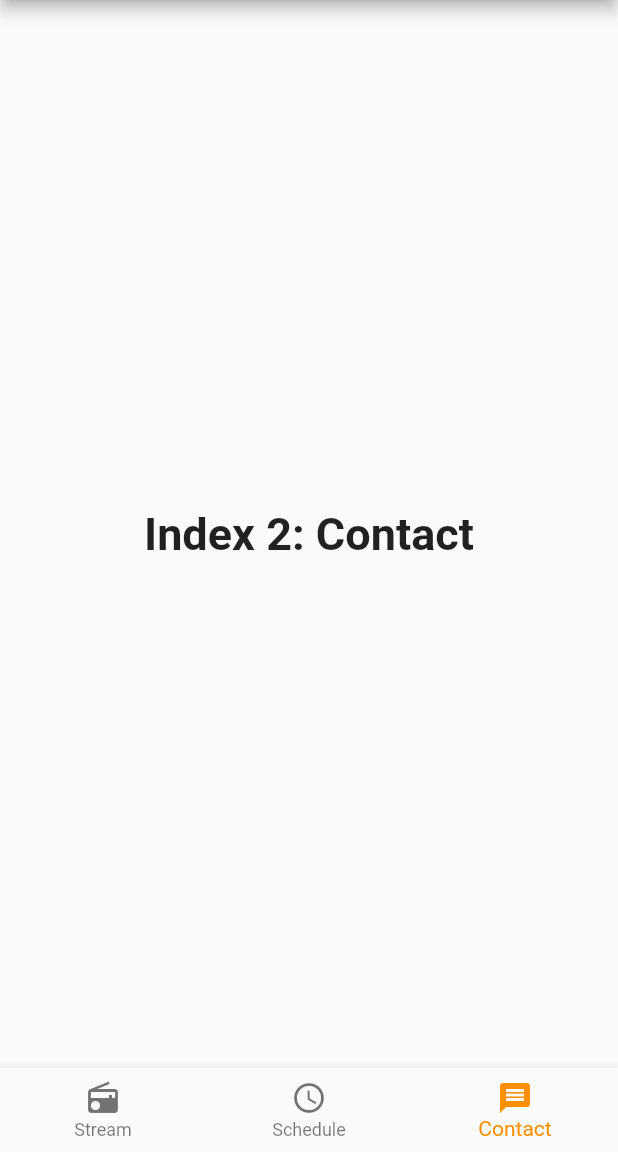
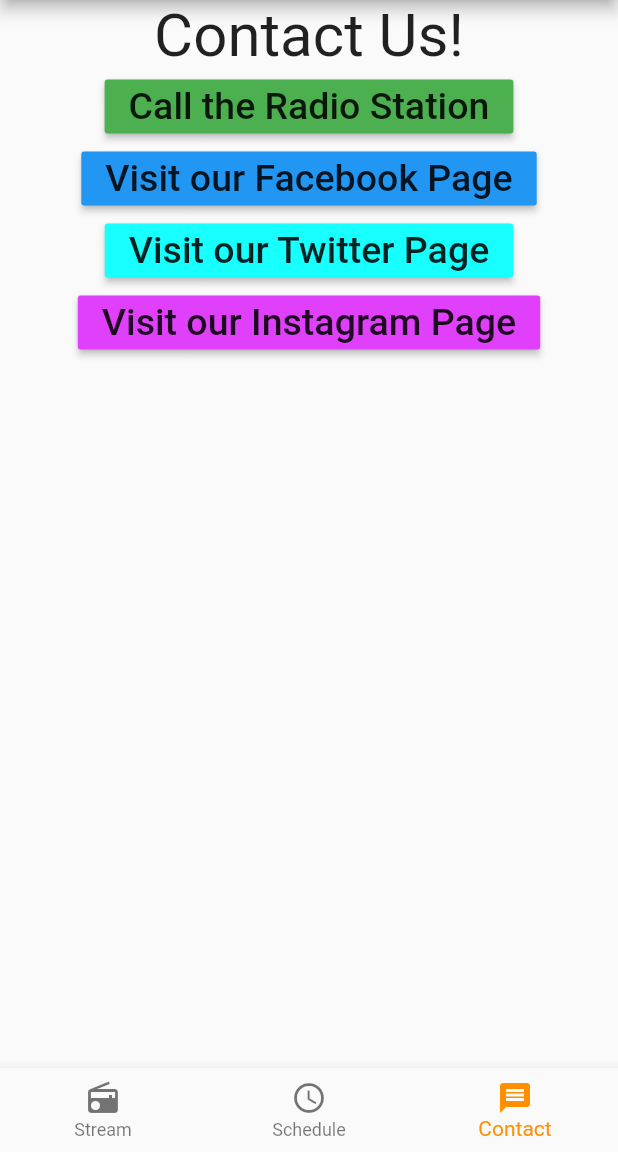
Before and after one commit to skuffed/WMUHAPP, a Flutter app: the screen it shows after launch, item 3 of the bottom bar chosen, on a phone screen of 412 x 824 dp, the part 84-1236 px from its top. Run offline on Flutter 3.47's test engine with Material 2 defaults, Android fonts, the phone set to English and light mode, and no system bars; our stand-ins replace just_audio.

Commit message:
Committing contacts

```diff
--- a/lib/main.dart
+++ b/lib/main.dart
@@ -10,6 +10,7 @@
 // bar items. The first one is selected.](https://flutter.github.io/assets-for-api-docs/assets/material/bottom_navigation_bar.png)
 
 import 'package:flutter/material.dart';
+import 'package:url_launcher/url_launcher.dart';
 
 import 'package:just_audio/just_audio.dart';
 
@@ -90,10 +91,31 @@ class _MyStatefulWidgetState extends State<MyStatefulWidget> {
       'Index 1: Schedule',
       style: optionStyle,
     ),
-    Text(
-      'Index 2: Contact',
-      style: optionStyle,
-    ),
+    Column(
+      children: <Widget> [
+        new Text("Contact Us!", style: TextStyle(fontSize: 40)),
+        new RaisedButton(
+        onPressed: () => launch("tel://4846643239"),
+        child: new Text("Call the Radio Station", style: TextStyle(fontSize: 25)),
+        color: Colors.green,
+        ),
+        new RaisedButton(
+        onPressed: () => launch("https://www.facebook.com/pages/WMUH/105617379471492"),
+        child: new Text("Visit our Facebook Page", style: TextStyle(fontSize: 25)),
+        color: Colors.blue,
+        ),
+        new RaisedButton(
+        onPressed: () => launch("https://twitter.com/wmuhfm"),
+        child: new Text("Visit our Twitter Page", style: TextStyle(fontSize: 25)),
+        color: Colors.cyanAccent,
+        ),
+        new RaisedButton(
+        onPressed: () => launch("https://www.instagram.com/wmuhfm/?hl=en"),
+        child: new Text("Visit our Instagram Page", style: TextStyle(fontSize: 25)),
+        color: Colors.purpleAccent,
+        ),
+      ],
+    )
   ];
 
   void _onItemTapped(int index) {
@@ -131,5 +153,7 @@ class _MyStatefulWidgetState extends State<MyStatefulWidget> {
         onTap: _onItemTapped,
       ),
     );
+
+
   }
 }
--- a/pubspec.yaml
+++ b/pubspec.yaml
@@ -25,6 +25,9 @@ dependencies:
   # The following adds the Cupertino Icons font to your application.
   # Use with the CupertinoIcons class for iOS style icons.
   cupertino_icons: ^0.1.2
+
+  url_launcher: ^5.4.1
+  css_colors: ^1.0.2
 
 dev_dependencies:
   flutter_test:
```
Also changed, not shown: pubspec.lock, 1 other file.
